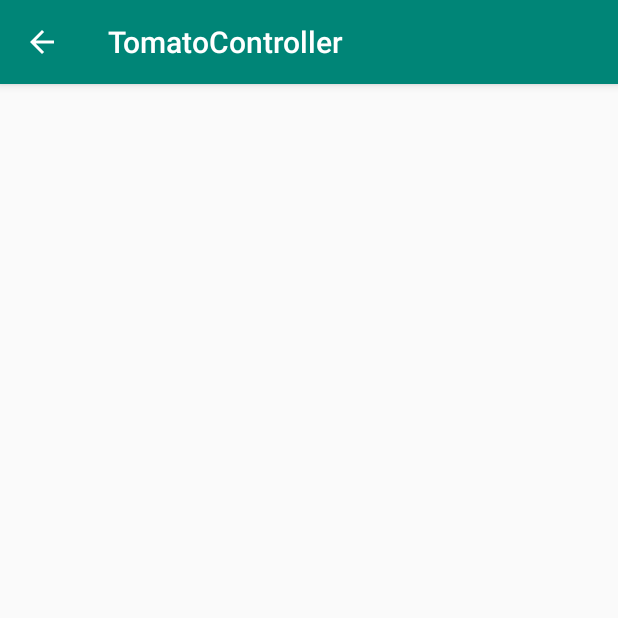
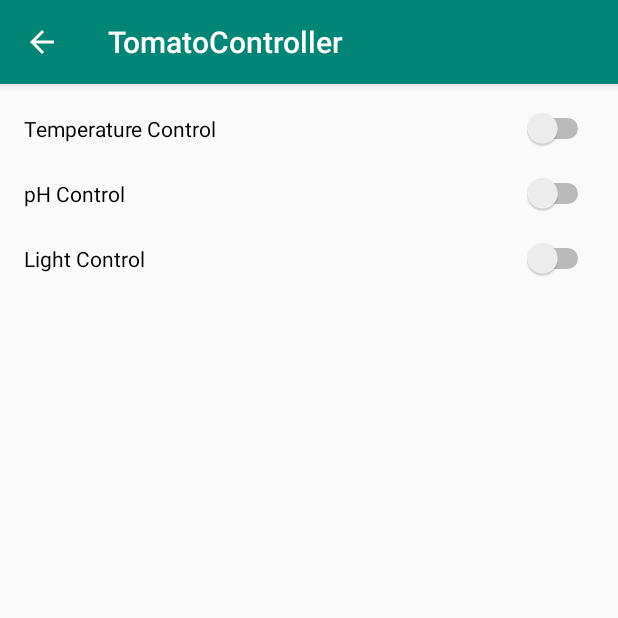
Before and after one commit to Tripe2000/Tomato, an Android app: the ControlSettingsActivity screen opened directly, with no data from a screen before it, on a phone screen of 412 x 824 dp, the top half of it. Run offline under Robolectric (Android 15) with nearby library versions, the phone set to English and light mode, and no system bars.

Commit message:
more interface code

```diff
--- a/app/src/main/res/layout/activity_control_settings.xml
+++ b/app/src/main/res/layout/activity_control_settings.xml
@@ -6,4 +6,46 @@
     android:layout_height="match_parent"
     tools:context=".ControlSettingsActivity">
 
+    <Switch
+        android:id="@+id/switch2"
+        android:layout_width="0dp"
+        android:layout_height="wrap_content"
+        android:layout_marginStart="16dp"
+        android:layout_marginLeft="16dp"
+        android:layout_marginTop="16dp"
+        android:layout_marginEnd="16dp"
+        android:layout_marginRight="16dp"
+        android:text="@string/controltemp_label"
+        app:layout_constraintEnd_toEndOf="parent"
+        app:layout_constraintStart_toStartOf="parent"
+        app:layout_constraintTop_toTopOf="parent" />
+
+    <Switch
+        android:id="@+id/switch3"
+        android:layout_width="0dp"
+        android:layout_height="wrap_content"
+        android:layout_marginStart="16dp"
+        android:layout_marginLeft="16dp"
+        android:layout_marginTop="16dp"
+        android:layout_marginEnd="16dp"
+        android:layout_marginRight="16dp"
+        android:text="@string/controlph_label"
+        app:layout_constraintEnd_toEndOf="parent"
+        app:layout_constraintStart_toStartOf="parent"
+        app:layout_constraintTop_toBottomOf="@+id/switch2" />
+
+    <Switch
+        android:id="@+id/switch4"
+        android:layout_width="0dp"
+        android:layout_height="wrap_content"
+        android:layout_marginStart="16dp"
+        android:layout_marginLeft="16dp"
+        android:layout_marginTop="16dp"
+        android:layout_marginEnd="16dp"
+        android:layout_marginRight="16dp"
+        android:text="@string/controllight_label"
+        app:layout_constraintEnd_toEndOf="parent"
+        app:layout_constraintStart_toStartOf="parent"
+        app:layout_constraintTop_toBottomOf="@+id/switch3" />
+
 </android.support.constraint.ConstraintLayout>
--- a/app/src/main/res/values/strings.xml
+++ b/app/src/main/res/values/strings.xml
@@ -8,4 +8,7 @@
     <string name="desiredph_label">Desired pH</string>
     <string name="currentlight_label">Current Light</string>
     <string name="desiredlight_label">Desired Light</string>
+    <string name="controltemp_label">Temperature Control</string>
+    <string name="controlph_label">pH Control</string>
+    <string name="controllight_label">Light Control</string>
 </resources>
```
Also changed, not shown: app/src/main/java/com/tomatoapp/tomatocontroller/SensorFeedActivity.java (+34 -6 lines), app/src/main/res/layout/activity_sensor_feed.xml (+4 -4 lines).
